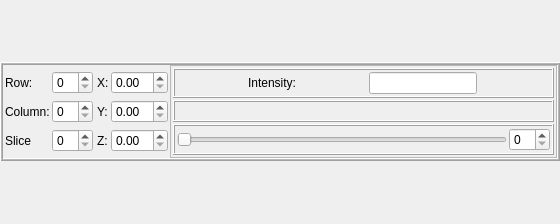
Old version of the form forms/voxelInformationWidget.ui in the repository isis-group/vast.
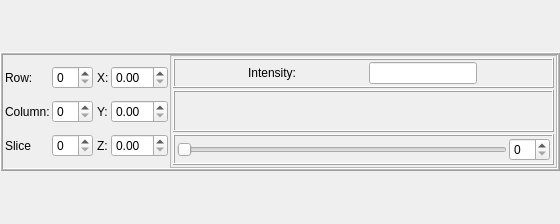
New version of the form.

Commit message: add capability to split colormap icon

What changed in the file:
```diff
--- a/forms/voxelInformationWidget.ui
+++ b/forms/voxelInformationWidget.ui
@@ -258,14 +258,11 @@
            <property name="frameShadow">
             <enum>QFrame::Raised</enum>
            </property>
-           <layout class="QHBoxLayout" name="horizontalLayout_4">
-            <property name="spacing">
-             <number>2</number>
-            </property>
+           <layout class="QGridLayout" name="colormapGrid">
             <property name="margin">
              <number>2</number>
             </property>
-            <item>
+            <item row="0" column="0">
              <widget class="QLabel" name="labelMin">
               <property name="sizePolicy">
                <sizepolicy hsizetype="Preferred" vsizetype="Preferred">
@@ -273,16 +270,23 @@
                 <verstretch>0</verstretch>
                </sizepolicy>
               </property>
+              <property name="font">
+               <font>
+                <family>Bitstream Charter</family>
+                <weight>75</weight>
+                <bold>true</bold>
+               </font>
+              </property>
               <property name="text">
                <string/>
               </property>
               <property name="alignment">
-               <set>Qt::AlignLeading|Qt::AlignLeft|Qt::AlignVCenter</set>
+               <set>Qt::AlignCenter</set>
               </property>
              </widget>
             </item>
-            <item>
-             <widget class="QLabel" name="colromapLabel">
+            <item row="0" column="1">
+             <widget class="QLabel" name="upperHalfColormapLabel">
               <property name="sizePolicy">
                <sizepolicy hsizetype="Preferred" vsizetype="Preferred">
                 <horstretch>0</horstretch>
@@ -297,7 +301,7 @@
               </property>
              </widget>
             </item>
-            <item>
+            <item row="0" column="2">
              <widget class="QLabel" name="labelMax">
               <property name="sizePolicy">
                <sizepolicy hsizetype="Preferred" vsizetype="Preferred">
@@ -305,11 +309,65 @@
                 <verstretch>0</verstretch>
                </sizepolicy>
               </property>
+              <property name="font">
+               <font>
+                <family>Bitstream Charter</family>
+                <weight>75</weight>
+                <bold>true</bold>
+               </font>
+              </property>
               <property name="text">
                <string/>
               </property>
               <property name="alignment">
-               <set>Qt::AlignRight|Qt::AlignTrailing|Qt::AlignVCenter</set>
+               <set>Qt::AlignCenter</set>
+              </property>
+             </widget>
+            </item>
+            <item row="1" column="0">
+             <widget class="QLabel" name="lowerThresholdLabel">
+              <property name="font">
+               <font>
+                <family>Bitstream Charter</family>
+                <weight>75</weight>
+                <bold>true</bold>
+               </font>
+              </property>
+              <property name="text">
+               <string/>
+              </property>
+              <property name="alignment">
+               <set>Qt::AlignCenter</set>
+              </property>
+             </widget>
+            </item>
+            <item row="1" column="1">
+             <widget class="QLabel" name="lowerHalfColormapLabel">
+              <property name="sizePolicy">
+               <sizepolicy hsizetype="Preferred" vsizetype="Preferred">
+                <horstretch>0</horstretch>
+                <verstretch>0</verstretch>
+               </sizepolicy>
+              </property>
+              <property name="text">
+               <string/>
+              </property>
+             </widget>
+            </item>
+            <item row="1" column="2">
+             <widget class="QLabel" name="upperThresholdLabel">
+              <property name="font">
+               <font>
+                <family>Bitstream Charter</family>
+                <weight>75</weight>
+                <bold>true</bold>
+               </font>
+              </property>
+              <property name="text">
+               <string/>
+              </property>
+              <property name="alignment">
+               <set>Qt::AlignCenter</set>
               </property>
              </widget>
             </item>
```
Left out of the diff: 2 changed lines with no effect on the pictures. The commit also changes 9 other files.
